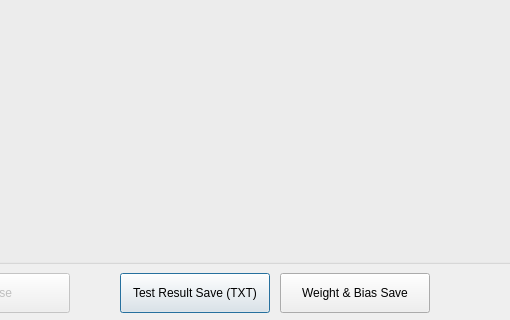
Qt form QT_UI/Learning.ui (CODEJIN/HNet_on_Tensorflow) before a commit; both pictures show x 250 to 760 and y 187 to 507 of the 1046 by 507 pixel window.
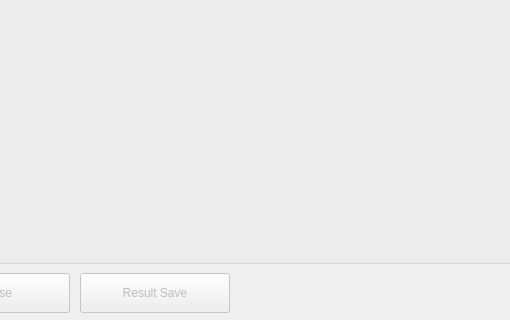
The same form after that commit.

What changed in the file:
```diff
--- a/QT_UI/Learning.ui
+++ b/QT_UI/Learning.ui
@@ -13,30 +13,23 @@
   <property name="windowTitle">
    <string>Dialog</string>
   </property>
-  <widget class="QPushButton" name="testResultSave_Button">
-   <property name="geometry">
-    <rect>
-     <x>370</x>
-     <y>460</y>
-     <width>150</width>
-     <height>40</height>
-    </rect>
+  <widget class="QPushButton" name="resultSave_Button">
+   <property name="enabled">
+    <bool>false</bool>
    </property>
-   <property name="text">
-    <string>Test Result Save (TXT)</string>
-   </property>
-  </widget>
-  <widget class="QPushButton" name="weightAndBiasSave_Button">
    <property name="geometry">
     <rect>
-     <x>530</x>
+     <x>330</x>
      <y>460</y>
      <width>150</width>
      <height>40</height>
     </rect>
    </property>
    <property name="text">
-    <string>Weight &amp;&amp; Bias Save</string>
+    <string>Result Save</string>
+   </property>
+   <property name="checkable">
+    <bool>false</bool>
    </property>
   </widget>
   <widget class="QPushButton" name="pause_Button">
```
